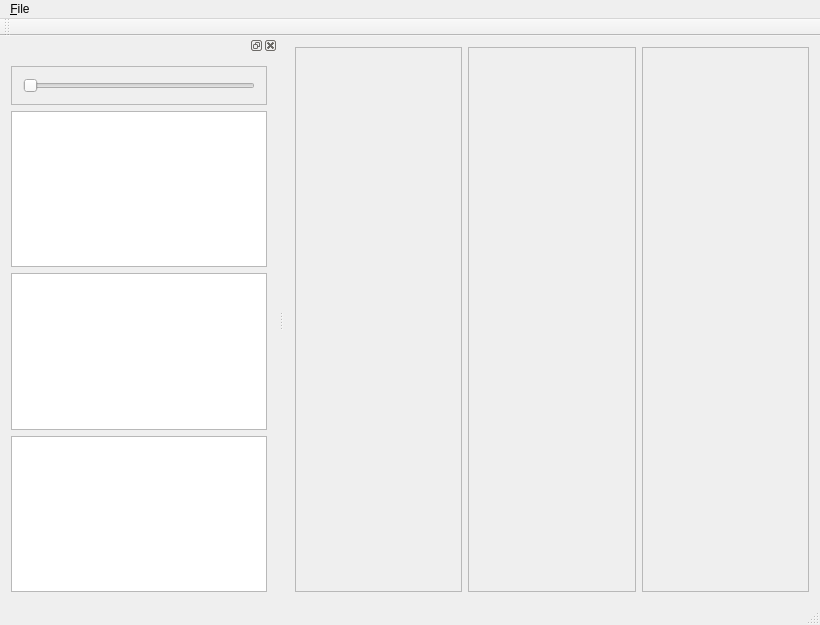
First picture: the form in mainwindow.ui, repository minotor-org/minotor, before the edit.
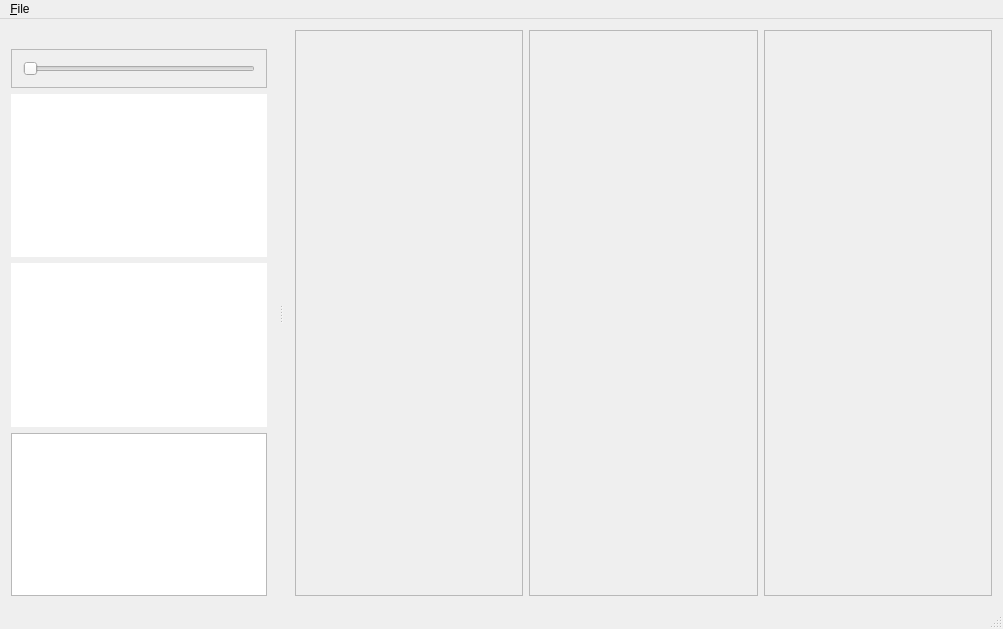
Second picture: the form after the edit.

Commit message:
Improve view/scene rendering
In order to keep mind, do not change these values :-)

```diff
--- a/mainwindow.ui
+++ b/mainwindow.ui
@@ -6,8 +6,8 @@
    <rect>
     <x>0</x>
     <y>0</y>
-    <width>820</width>
-    <height>625</height>
+    <width>1003</width>
+    <height>629</height>
    </rect>
   </property>
   <property name="windowTitle">
@@ -16,7 +16,7 @@
   <widget class="QWidget" name="centralWidget">
    <layout class="QVBoxLayout" name="verticalLayout">
     <item>
-     <layout class="QHBoxLayout" name="horizontalLayout">
+     <layout class="QHBoxLayout" name="horizontalLayout" stretch="0,0,0">
       <item>
        <widget class="QFrame" name="fChannel1">
         <property name="frameShape">
@@ -56,7 +56,7 @@
     <rect>
      <x>0</x>
      <y>0</y>
-     <width>820</width>
+     <width>1003</width>
      <height>21</height>
     </rect>
    </property>
@@ -68,14 +68,6 @@
    </widget>
    <addaction name="menu_File"/>
   </widget>
-  <widget class="QToolBar" name="mainToolBar">
-   <attribute name="toolBarArea">
-    <enum>TopToolBarArea</enum>
-   </attribute>
-   <attribute name="toolBarBreak">
-    <bool>false</bool>
-   </attribute>
-  </widget>
   <widget class="QStatusBar" name="statusBar"/>
   <widget class="QDockWidget" name="dockWidget_2">
    <property name="sizePolicy">
@@ -84,6 +76,9 @@
      <verstretch>0</verstretch>
     </sizepolicy>
    </property>
+   <property name="features">
+    <set>QDockWidget::DockWidgetMovable</set>
+   </property>
    <attribute name="dockWidgetArea">
     <number>1</number>
    </attribute>
@@ -91,6 +86,12 @@
     <layout class="QVBoxLayout" name="verticalLayout_2">
      <item>
       <widget class="QFrame" name="frame">
+       <property name="minimumSize">
+        <size>
+         <width>200</width>
+         <height>0</height>
+        </size>
+       </property>
        <property name="frameShape">
         <enum>QFrame::StyledPanel</enum>
        </property>
@@ -113,13 +114,23 @@
      </item>
      <item>
       <widget class="QGraphicsView" name="gvMonitor">
-       <property name="interactive">
-        <bool>false</bool>
+       <property name="frameShape">
+        <enum>QFrame::NoFrame</enum>
+       </property>
+       <property name="viewportUpdateMode">
+        <enum>QGraphicsView::NoViewportUpdate</enum>
        </property>
       </widget>
      </item>
      <item>
-      <widget class="QGraphicsView" name="gvChannel1"/>
+      <widget class="QGraphicsView" name="gvChannel1">
+       <property name="frameShape">
+        <enum>QFrame::NoFrame</enum>
+       </property>
+       <property name="lineWidth">
+        <number>0</number>
+       </property>
+      </widget>
      </item>
      <item>
       <widget class="QGraphicsView" name="gvChannel2"/>
```
The commit also changes 2 other files.
